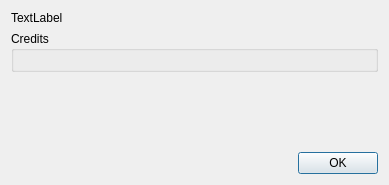
Before: the Qt Designer form src/gui/forms/aboutDialog.ui in deufrai/astrawdark-src, drawn with Qt 5.
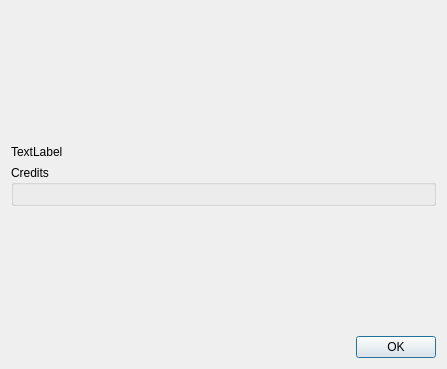
After: the same form once the commit is applied. Icons and pictures are not drawn.

Commit message: ARD-101: Add project logo to about box

```diff
--- a/src/gui/forms/aboutDialog.ui
+++ b/src/gui/forms/aboutDialog.ui
@@ -6,14 +6,75 @@
    <rect>
     <x>0</x>
     <y>0</y>
-    <width>389</width>
-    <height>185</height>
+    <width>447</width>
+    <height>369</height>
    </rect>
   </property>
   <property name="windowTitle">
    <string>About AstRawDark</string>
   </property>
   <layout class="QVBoxLayout" name="verticalLayout">
+   <item>
+    <layout class="QHBoxLayout" name="horizontalLayout_2">
+     <item>
+      <spacer name="horizontalSpacer_2">
+       <property name="orientation">
+        <enum>Qt::Horizontal</enum>
+       </property>
+       <property name="sizeHint" stdset="0">
+        <size>
+         <width>40</width>
+         <height>20</height>
+        </size>
+       </property>
+      </spacer>
+     </item>
+     <item>
+      <widget class="QLabel" name="label">
+       <property name="sizePolicy">
+        <sizepolicy hsizetype="Fixed" vsizetype="Fixed">
+         <horstretch>0</horstretch>
+         <verstretch>0</verstretch>
+        </sizepolicy>
+       </property>
+       <property name="minimumSize">
+        <size>
+         <width>128</width>
+         <height>128</height>
+        </size>
+       </property>
+       <property name="maximumSize">
+        <size>
+         <width>128</width>
+         <height>128</height>
+        </size>
+       </property>
+       <property name="text">
+        <string/>
+       </property>
+       <property name="pixmap">
+        <pixmap resource="../../../resources/pixmaps.qrc">:/icons/pix/appicon.png</pixmap>
+       </property>
+       <property name="scaledContents">
+        <bool>true</bool>
+       </property>
+      </widget>
+     </item>
+     <item>
+      <spacer name="horizontalSpacer_3">
+       <property name="orientation">
+        <enum>Qt::Horizontal</enum>
+       </property>
+       <property name="sizeHint" stdset="0">
+        <size>
+         <width>40</width>
+         <height>20</height>
+        </size>
+       </property>
+      </spacer>
+     </item>
+    </layout>
+   </item>
    <item>
     <widget class="QLabel" name="aboutLabel">
      <property name="text">
```
Left out of the diff: 4 changed lines with no effect on the pictures.
